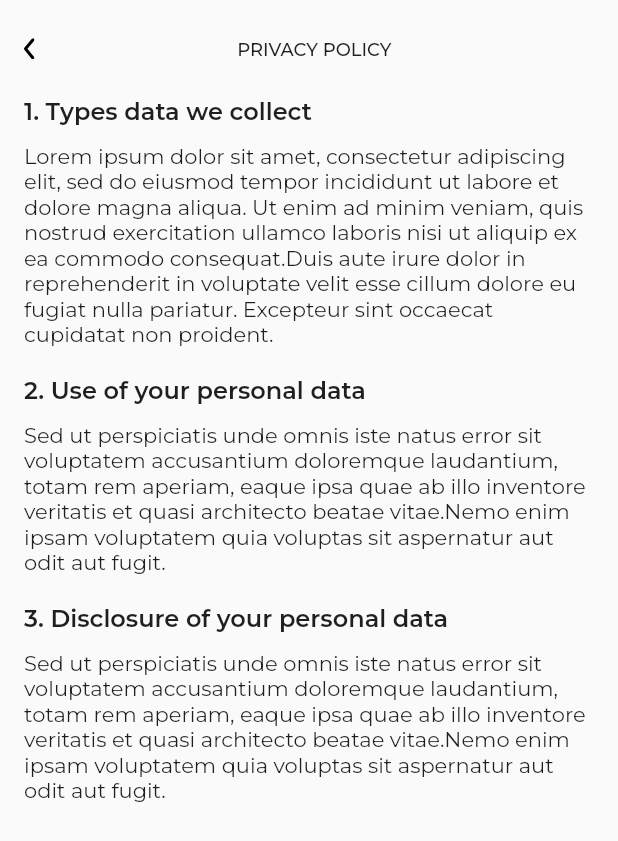
After one commit to Fadzaa/flutter-weMoney-getx, a Flutter app: the PrivacyPolicyView screen opened by its route, on a phone screen of 412 x 824 dp. The commit adds this screen. Shown: the top 841 px of the screen. Run offline on Flutter 3.47's test engine with Material 2 defaults, Android fonts, the phone set to English and light mode, and no system bars; our stand-ins replace flutter_svg, get, google_fonts, introduction_screen, mask_text_input_formatter, persistent_bottom_nav_bar and 1 more; missing offline and left inert: syncfusion_flutter_core.

Commit message:
style: [ZJ] style privacy-policy-page

```diff
--- a/lib/app/features/balance_detail/components/set_balance_limit.dart
+++ b/lib/app/features/balance_detail/components/set_balance_limit.dart
@@ -1,7 +1,6 @@
 import 'package:flutter/material.dart';
 import 'package:intl/intl.dart';
 import 'package:syncfusion_flutter_sliders/sliders.dart';
-
 import 'package:syncfusion_flutter_core/theme.dart';
 
 import '../../../../common/helper/index.dart';
--- /dev/null
+++ b/lib/app/features/privacy_policy/privacy_policy_view.dart
@@ -0,0 +1,64 @@
+import 'package:flutter/material.dart';
+import 'package:flutter_svg/flutter_svg.dart';
+import 'package:get/get.dart';
+import 'package:google_fonts/google_fonts.dart';
+import 'package:we_money_getx/app/global_components/app_bar.dart';
+import 'package:we_money_getx/common/helper/colors.dart';
+import 'package:we_money_getx/common/helper/index.dart';
+import 'package:we_money_getx/common/routes/app_pages.dart';
+
+class PrivacyPolicyView extends StatelessWidget {
+  const PrivacyPolicyView({Key? key}) : super(key: key);
+
+  @override
+  Widget build(BuildContext context) {
+    return Scaffold(
+      body: Padding(
+        padding: EdgeInsets.fromLTRB(16, 25, 16, 0),
+        child: SingleChildScrollView(
+          child: Column(
+            crossAxisAlignment: CrossAxisAlignment.start,
+            children: [
+              CommonAppBar(
+                text: "PRIVACY POLICY",
+                showIcon: false,
+              ),
+              SizedBox(
+                height: 25,
+              ),
+              Text("1. Types data we collect", style: tsHeadingPP),
+              SizedBox(
+                height: 10,
+              ),
+              Text(
+                  "Lorem ipsum dolor sit amet, consectetur adipiscing elit, sed do eiusmod tempor incididunt ut labore et dolore magna aliqua. Ut enim ad minim veniam, quis nostrud exercitation ullamco laboris nisi ut aliquip ex ea commodo consequat.Duis aute irure dolor in reprehenderit in voluptate velit esse cillum dolore eu fugiat nulla pariatur. Excepteur sint occaecat cupidatat non proident.",
+                  style: tsTextPP),
+              SizedBox(
+                height: 20,
+              ),
+              Text("2. Use of your personal data", style: tsHeadingPP),
+              SizedBox(
+                height: 10,
+              ),
+              Text(
+                "Sed ut perspiciatis unde omnis iste natus error sit voluptatem accusantium doloremque laudantium, totam rem aperiam, eaque ipsa quae ab illo inventore veritatis et quasi architecto beatae vitae.Nemo enim ipsam voluptatem quia voluptas sit aspernatur aut odit aut fugit.",
+                style: tsTextPP,
+              ),
+              SizedBox(
+                height: 20,
+              ),
+              Text("3. Disclosure of your personal data", style: tsHeadingPP),
+              SizedBox(
+                height: 10,
+              ),
+              Text(
+                "Sed ut perspiciatis unde omnis iste natus error sit voluptatem accusantium doloremque laudantium, totam rem aperiam, eaque ipsa quae ab illo inventore veritatis et quasi architecto beatae vitae.Nemo enim ipsam voluptatem quia voluptas sit aspernatur aut odit aut fugit.",
+                style: tsTextPP,
+              )
+            ],
+          ),
+        ),
+      ),
+    );
+  }
+}
--- a/lib/common/helper/textstyle.dart
+++ b/lib/common/helper/textstyle.dart
@@ -90,3 +90,20 @@ TextStyle tsButton = GoogleFonts.montserrat(
         fontWeight: FontWeight.w600
     )
 );
+
+
+TextStyle tsTextPP = GoogleFonts.montserrat(
+    textStyle: const TextStyle(
+        fontSize: 14,
+        color: primaryTextColor,
+        fontWeight: FontWeight.normal
+    )
+);
+
+TextStyle tsHeadingPP = GoogleFonts.montserrat(
+    textStyle: const TextStyle(
+        fontSize: 16,
+        color: primaryTextColor,
+        fontWeight: FontWeight.w600
+    )
+);
--- a/lib/common/routes/app_pages.dart
+++ b/lib/common/routes/app_pages.dart
@@ -2,6 +2,7 @@ import 'package:get/get.dart';
 import 'package:we_money_getx/app/features/edit_profile/edit_profile_view.dart';
 import 'package:we_money_getx/app/features/manual_transaction/manual_transaction_binding.dart';
 import 'package:we_money_getx/app/features/manual_transaction/manual_transaction_controller.dart';
+import 'package:we_money_getx/app/features/privacy_policy/privacy_policy_view.dart';
 import 'package:we_money_getx/app/features/saving_page/saving_page_view.dart';
 import 'package:we_money_getx/app/index.dart';
 import 'package:we_money_getx/app/initial_pages/navbar/navbar.dart';
@@ -100,6 +101,13 @@ class AppPages {
         // binding: OnboardingScreenBinding(),
         // transition: Transition.noTransition
   ),
+    GetPage(
+      name: _Paths.PRIVACY_POLICY,
+      page: () => PrivacyPolicyView(),
+      // binding: OnboardingScreenBinding(),
+      // transition: Transition.noTransition
+    ),
+
 
   ];
 }
--- a/lib/common/routes/app_routes.dart
+++ b/lib/common/routes/app_routes.dart
@@ -34,4 +34,5 @@ abstract class _Paths {
   static const NAVBAR  = '/navbar';
   static const PROFILE_PAGE  = '/profile';
   static const SAVING_PAGE  = '/saving-page';
+  static const PRIVACY_POLICY = '/privacy-policy';
 }
```
